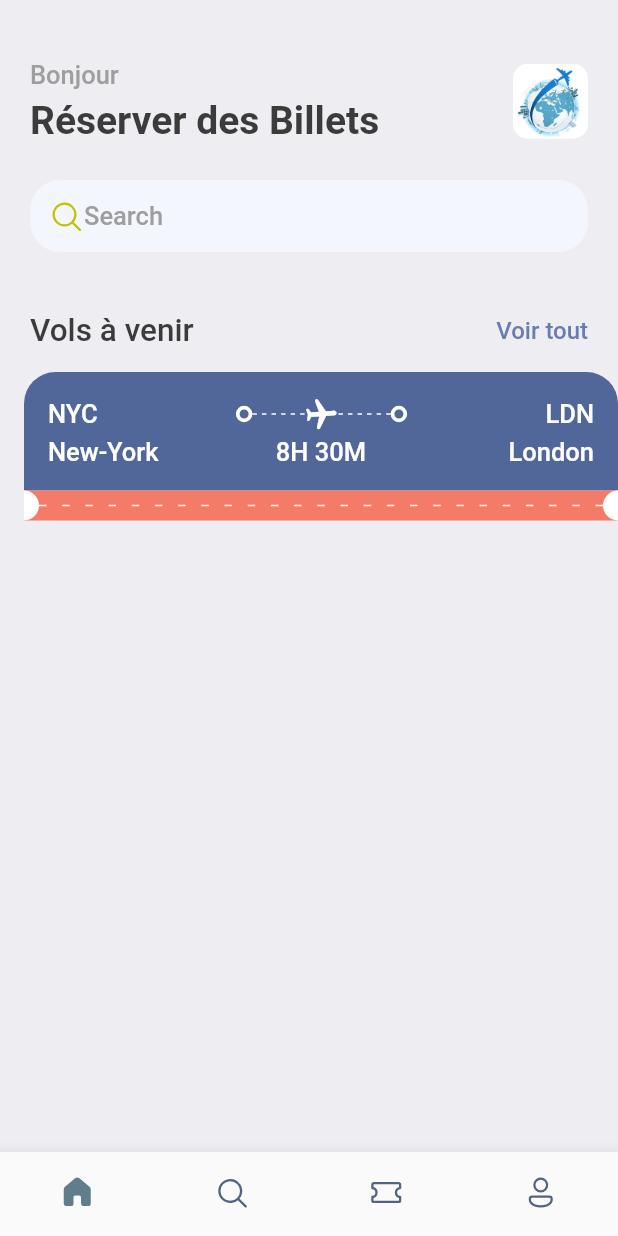
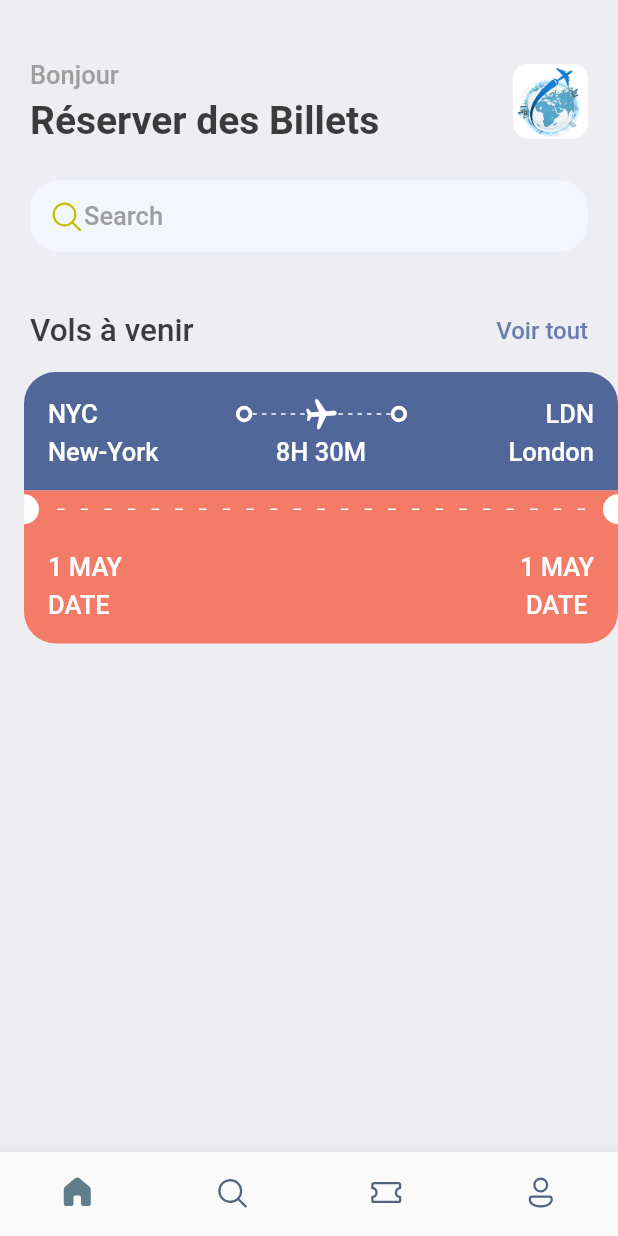
Before and after one commit to JeanPaul98/Book-Tikets, a Flutter app: the screen it shows after launch, on a phone screen of 412 x 824 dp. Run offline on Flutter 3.47's test engine with Material 2 defaults, Android fonts, the phone set to English and light mode, and no system bars; our stand-ins replace fluentui_icons, gap.

Commit message:
08:30 26/08/2022

```diff
--- a/lib/screens/ticket_view.dart
+++ b/lib/screens/ticket_view.dart
@@ -125,7 +125,7 @@ class TicketView extends StatelessWidget {
               Container(
                 color: Styles.orangeColor,
                 child: Row(children: [
-                  SizedBox(
+                  const SizedBox(
                     height: 20,
                     width: 10,
                     child: DecoratedBox(
@@ -137,7 +137,9 @@ class TicketView extends StatelessWidget {
                           )),
                     ),
                   ),
-                  Expanded(child: LayoutBuilder(
+                  Expanded(child: Padding(
+                    padding: const EdgeInsets.all(12.0),
+                    child: LayoutBuilder(
                       builder:
                           (BuildContext context, BoxConstraints constraints) {
                         return Flex(
@@ -146,7 +148,7 @@ class TicketView extends StatelessWidget {
                           mainAxisSize: MainAxisSize.max,
                           children: List.generate(
                               (constraints.constrainWidth() / 15).floor(),
-                            (index) => SizedBox(
+                              (index) => const SizedBox(
                                     width: 5,
                                     height: 1,
                                     child: DecoratedBox(
@@ -156,8 +158,9 @@ class TicketView extends StatelessWidget {
                                   )),
                         );
                       },
+                    ),
                   )),
-                  SizedBox(
+       const            SizedBox(
                     height: 20,
                     width: 10,
                     child: DecoratedBox(
@@ -170,6 +173,49 @@ class TicketView extends StatelessWidget {
                     ),
                   ),
                 ]),
+              ),
+              //
+              Container(
+                decoration: BoxDecoration(
+                  color: Styles.orangeColor,
+                  borderRadius: BorderRadius.only(
+                      bottomLeft: Radius.circular(21),
+                      bottomRight: Radius.circular(21)),
+                ),
+                padding: const EdgeInsets.all(16),
+                child: Column(
+                  children: [
+                    Row(
+                      mainAxisAlignment: MainAxisAlignment.spaceBetween,
+                      children: [
+                        Column(
+                          crossAxisAlignment: CrossAxisAlignment.start,
+                          children: [
+                            Text("1 MAY",
+                            style: Styles.headLineStyle3.copyWith(color: Colors.white),
+                            ),
+                            const Gap(5),
+                            Text("DATE ",
+                              style: Styles.headLineStyle3.copyWith(color: Colors.white),
+                            ),
+                          ],
+                        ),
+                        Column(
+                          crossAxisAlignment: CrossAxisAlignment.end,
+                          children: [
+                            Text("1 MAY",
+                              style: Styles.headLineStyle3.copyWith(color: Colors.white),
+                            ),
+                            const Gap(5),
+                            Text("DATE ",
+                              style: Styles.headLineStyle3.copyWith(color: Colors.white),
+                            ),
+                          ],
+                        ),
+                      ],
+                    )
+                  ],
+                ),
               )
             ],
           )),
```
Lines whose indentation alone changed are shown as unchanged.
